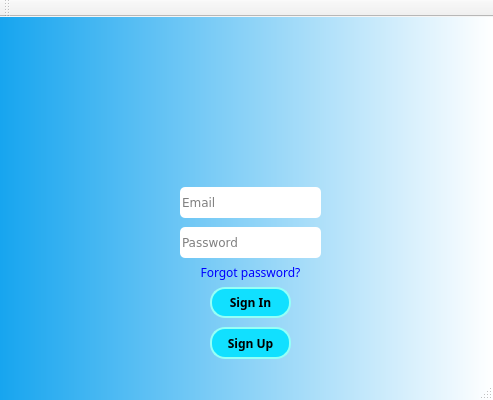
Above: PlotTalk/Forms/mainwindow.ui from allanhaywood/CS441 before the change. Below: the same form after it.
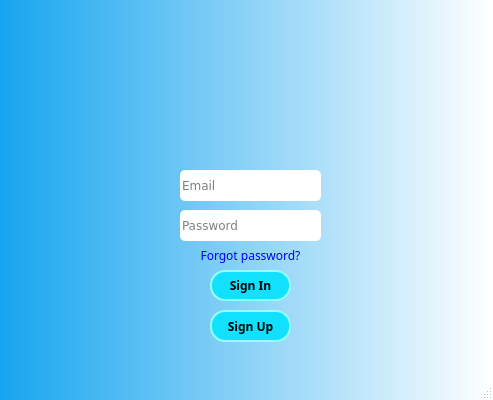
That is the form after the change. Icons and pictures are not drawn.

Commit message:
Fixed merge issue and removed UFO
Removed the strange Unidentified Floating Object from the login screen
(it was a toolbar)

Patch:
```diff
--- a/PlotTalk/Forms/mainwindow.ui
+++ b/PlotTalk/Forms/mainwindow.ui
@@ -217,14 +217,6 @@
     </rect>
    </property>
   </widget>
-  <widget class="QToolBar" name="mainToolBar">
-   <attribute name="toolBarArea">
-    <enum>TopToolBarArea</enum>
-   </attribute>
-   <attribute name="toolBarBreak">
-    <bool>false</bool>
-   </attribute>
-  </widget>
   <widget class="QStatusBar" name="statusBar"/>
  </widget>
  <layoutdefault spacing="6" margin="11"/>
```
The commit also changes 1 other file.
